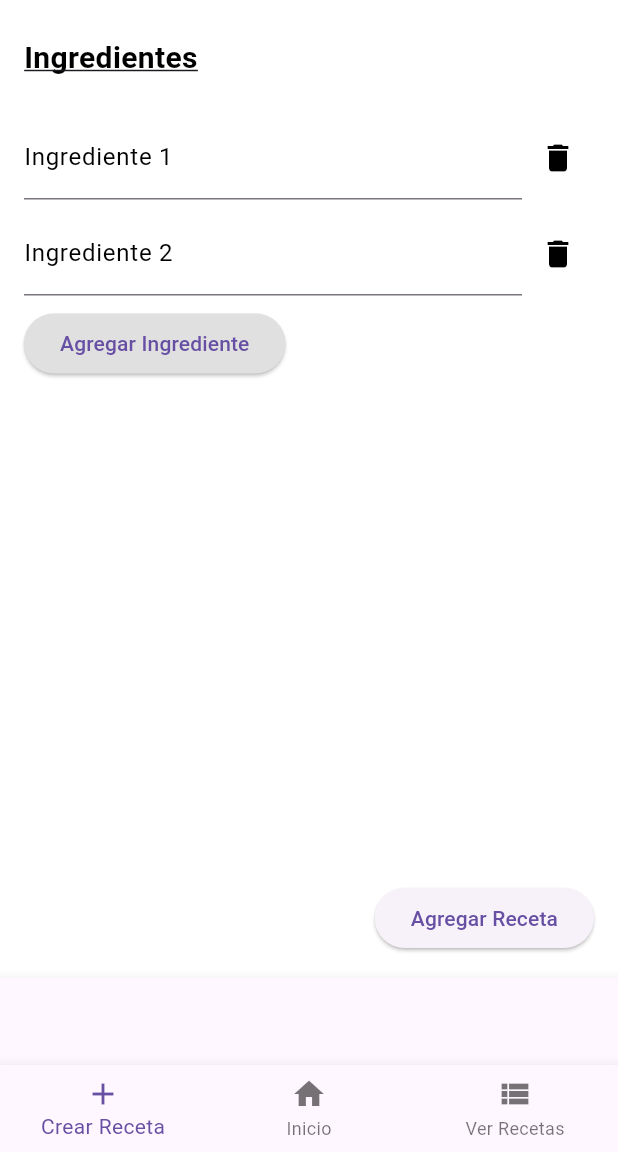
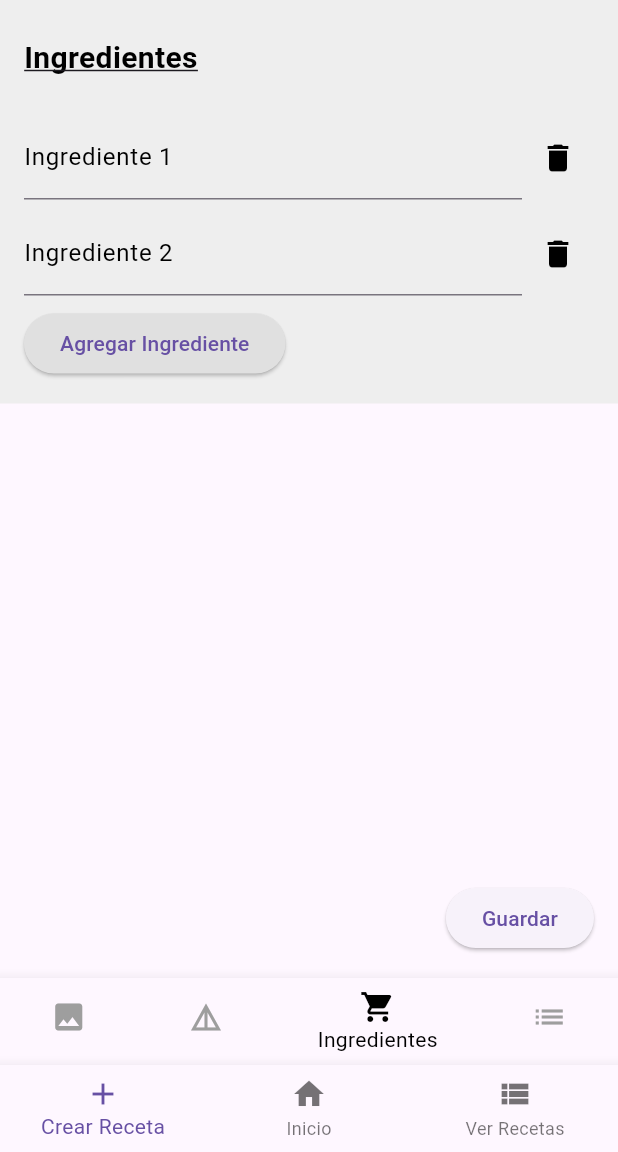
Before and after one commit to Guilleerv/CookApp, a Flutter app: the MyHomePage screen opened directly, item 3 of the bottom bar chosen, after a tap on "Agregar Ingrediente", on a phone screen of 412 x 824 dp, the part 84-1236 px from its top. Run offline on Flutter 3.47's test engine with Material 3 defaults, Android fonts, the phone set to English and light mode, and no system bars; our stand-ins replace cloud_firestore, firebase_core, firebase_storage, image_picker; accounts and stored records are empty.

Commit message:
version1.0

```diff
--- a/lib/screens/creation_recipe.dart
+++ b/lib/screens/creation_recipe.dart
@@ -103,7 +103,6 @@ class _RecipesCreationState extends State<RecipesCreation> {
             IngredientsPage(ingredientControllers: _ingredientControllers),
             StepsPage(
               stepDescriptionControllers: _stepDescriptionControllers,
-              onImagePicked: _pickImage,
             ),
           ],
           onPageChanged: (index) {
@@ -117,6 +116,11 @@ class _RecipesCreationState extends State<RecipesCreation> {
           onTap: (index) {
             _pageController.jumpToPage(index);
           },
+          backgroundColor: Colors.green,
+          selectedItemColor:
+              Colors.black, // Color del ícono y label seleccionados
+          unselectedItemColor:
+              Colors.grey, // Color del ícono y label no seleccionados
           items: const [
             BottomNavigationBarItem(
               icon: Icon(Icons.photo),
@@ -131,7 +135,7 @@ class _RecipesCreationState extends State<RecipesCreation> {
               label: 'Ingredientes',
             ),
             BottomNavigationBarItem(
-              icon: Icon(Icons.list),
+              icon: Icon(Icons.list), // Color del ícono
               label: 'Pasos',
             ),
           ],
@@ -148,7 +152,7 @@ class _RecipesCreationState extends State<RecipesCreation> {
               ),
             );
           },
-          child: Text('Agregar Receta'),
+          child: const Text('Guardar'),
         ),
       ),
     );
@@ -165,13 +169,12 @@ class PhotoPage extends StatefulWidget {
 }
 
 class _PhotoPageState extends State<PhotoPage> {
-  final ImagePicker _picker = ImagePicker();
   File? _image;
 
   @override
   Widget build(BuildContext context) {
     return Container(
-      color: Colors.white,
+      color: Colors.grey[200], // Cambiado a un color gris claro
       height: 200,
       alignment: Alignment.center,
       child: Column(
@@ -181,10 +184,12 @@ class _PhotoPageState extends State<PhotoPage> {
               ? kIsWeb
                   ? Image.network(_image!.path, height: 100, width: 100)
                   : Image.file(_image!, height: 100, width: 100)
-              : Text('Selecciona una foto'),
+              : const Text('Selecciona una foto',
+                  style: TextStyle(
+                      color: Colors.black)), // Añadido un estilo para el texto
           ElevatedButton(
             onPressed: widget.onImagePicked,
-            child: Text('Seleccionar Foto'),
+            child: const Text('Seleccionar Foto'),
           ),
         ],
       ),
@@ -208,55 +213,56 @@ class RecipeDetailsPage extends StatelessWidget {
 
   @override
   Widget build(BuildContext context) {
-    return Container(
+    return SingleChildScrollView(
+      child: Container(
         color: Colors.white,
         padding: const EdgeInsets.all(16.0),
         child: Column(
           crossAxisAlignment: CrossAxisAlignment.start,
           children: [
-          _SectionTitle('Detalles de la Receta'),
-          SizedBox(height: 16),
+            const _SectionTitle('Detalles de la Receta'),
+            const SizedBox(height: 16),
             TextField(
               controller: titleController,
-            style: TextStyle(color: Colors.black),
-            decoration: InputDecoration(
+              style: const TextStyle(color: Colors.black),
+              decoration: const InputDecoration(
                 labelText: 'Título',
                 labelStyle: TextStyle(color: Colors.black),
                 hintText: 'Ej: Lasaña Boloñesa.',
               ),
             ),
-          SizedBox(height: 16),
+            const SizedBox(height: 16),
             TextField(
               controller: descriptionController,
-            style: TextStyle(color: Colors.black),
+              style: const TextStyle(color: Colors.black),
               maxLines: 4,
-            decoration: InputDecoration(
+              decoration: const InputDecoration(
                 labelText: 'Descripción',
                 labelStyle: TextStyle(color: Colors.black),
                 hintText:
                     'Ej: Receta de rica lasaña boloñesa que me enseñó a hacer mi madre.',
               ),
             ),
-          SizedBox(height: 16),
+            const SizedBox(height: 16),
             Row(
               children: [
                 Expanded(
                   child: TextField(
                     controller: peopleController,
-                  style: TextStyle(color: Colors.black),
-                  decoration: InputDecoration(
+                    style: const TextStyle(color: Colors.black),
+                    decoration: const InputDecoration(
                       labelText: 'Cantidad de Personas',
                       labelStyle: TextStyle(color: Colors.black),
                       hintText: 'Ej: 4-6 personas',
                     ),
                   ),
                 ),
-              SizedBox(width: 16),
+                const SizedBox(width: 16),
                 Expanded(
                   child: TextField(
                     controller: timeController,
-                  style: TextStyle(color: Colors.black),
-                  decoration: InputDecoration(
+                    style: const TextStyle(color: Colors.black),
+                    decoration: const InputDecoration(
                       labelText: 'Tiempo de Elaboración',
                       labelStyle: TextStyle(color: Colors.black),
                       hintText: 'Ej: 1 hora 15 minutos',
@@ -267,11 +273,11 @@ class RecipeDetailsPage extends StatelessWidget {
             ),
           ],
         ),
+      ),
     );
   }
 }
 
-// Página para los ingredientes
 class IngredientsPage extends StatefulWidget {
   final List<TextEditingController> ingredientControllers;
 
@@ -285,15 +291,17 @@ class IngredientsPage extends StatefulWidget {
 class _IngredientsPageState extends State<IngredientsPage> {
   @override
   Widget build(BuildContext context) {
-    return Container(
-      color: Colors.white,
+    return SingleChildScrollView(
+      child: Container(
+        color: Colors.grey[200], // Cambiado a un color gris claro
         padding: const EdgeInsets.all(16.0),
         child: Center(
           child: Column(
             crossAxisAlignment: CrossAxisAlignment.start,
             children: [
-            _SectionTitle('Ingredientes'),
-            SizedBox(height: 16),
+              const _SectionTitle('Ingredientes',
+                  textColor: Colors.black), // Añadido el color del texto
+              const SizedBox(height: 16),
               for (int i = 0; i < widget.ingredientControllers.length; i++)
                 Column(
                   children: [
@@ -302,16 +310,16 @@ class _IngredientsPageState extends State<IngredientsPage> {
                         Expanded(
                           child: TextField(
                             controller: widget.ingredientControllers[i],
-                          style: TextStyle(color: Colors.black),
+                            style: const TextStyle(color: Colors.black),
                             decoration: InputDecoration(
                               labelText: 'Ingrediente ${i + 1}',
-                            labelStyle: TextStyle(color: Colors.black),
+                              labelStyle: const TextStyle(color: Colors.black),
                               hintText: 'Ej: 500 grs de carne',
                             ),
                           ),
                         ),
                         IconButton(
-                        icon: Icon(Icons.delete),
+                          icon: const Icon(Icons.delete),
                           color: Colors.black,
                           onPressed: () {
                             setState(() {
@@ -321,7 +329,7 @@ class _IngredientsPageState extends State<IngredientsPage> {
                         ),
                       ],
                     ),
-                  SizedBox(height: 8),
+                    const SizedBox(height: 8),
                   ],
                 ),
               ElevatedButton(
@@ -330,7 +338,7 @@ class _IngredientsPageState extends State<IngredientsPage> {
                     widget.ingredientControllers.add(TextEditingController());
                   });
                 },
-              child: Text('Agregar Ingrediente'),
+                child: const Text('Agregar Ingrediente'),
                 style: ElevatedButton.styleFrom(
                   primary: Colors.grey[300],
                 ),
@@ -338,19 +346,17 @@ class _IngredientsPageState extends State<IngredientsPage> {
             ],
           ),
         ),
+      ),
     );
   }
 }
 
-// Página para los pasos
 class StepsPage extends StatefulWidget {
   final List<TextEditingController> stepDescriptionControllers;
-  final VoidCallback onImagePicked;
 
   const StepsPage({
     Key? key,
     required this.stepDescriptionControllers,
-    required this.onImagePicked,
   }) : super(key: key);
 
   @override
@@ -360,37 +366,33 @@ class StepsPage extends StatefulWidget {
 class _StepsPageState extends State<StepsPage> {
   @override
   Widget build(BuildContext context) {
-    return Container(
-      color: Colors.white,
+    return SingleChildScrollView(
+      child: Container(
+        color: Colors.grey[200],
         padding: const EdgeInsets.all(16.0),
         child: Center(
           child: Column(
             crossAxisAlignment: CrossAxisAlignment.start,
             children: [
-            _SectionTitle('Pasos a Seguir'),
-            SizedBox(height: 16),
+              const _SectionTitle('Pasos a Seguir', textColor: Colors.black),
+              const SizedBox(height: 16),
               for (int i = 0; i < widget.stepDescriptionControllers.length; i++)
                 Column(
                   children: [
                     TextField(
                       controller: widget.stepDescriptionControllers[i],
-                    style: TextStyle(color: Colors.black),
+                      style: const TextStyle(color: Colors.black),
                       decoration: InputDecoration(
                         labelText: 'Paso ${i + 1}',
-                      labelStyle: TextStyle(
+                        labelStyle: const TextStyle(
                           color: Colors.black,
                         ),
                         hintText:
                             'Ej: En una olla grande calentar el Sofrito Gourmet junto a la zanahoria, el apio y tocino (opcional).',
                       ),
                     ),
-                  // Aquí puedes agregar el botón para seleccionar una imagen asociada al paso
-                  ElevatedButton(
-                    onPressed: widget.onImagePicked,
-                    child: Text('Seleccionar Imagen para el Paso ${i + 1}'),
-                  ),
                     IconButton(
-                    icon: Icon(Icons.delete),
+                      icon: const Icon(Icons.delete),
                       color: Colors.black,
                       onPressed: () {
                         setState(() {
@@ -398,7 +400,7 @@ class _StepsPageState extends State<StepsPage> {
                         });
                       },
                     ),
-                  SizedBox(height: 16),
+                    const SizedBox(height: 16),
                   ],
                 ),
               ElevatedButton(
@@ -408,23 +410,24 @@ class _StepsPageState extends State<StepsPage> {
                         .add(TextEditingController());
                   });
                 },
-              child: Text('Agregar Paso'),
                 style: ElevatedButton.styleFrom(
-                primary: Colors.grey[300],
+                  backgroundColor: Colors.grey[300],
                 ),
+                child: const Text('Agregar Paso'),
               ),
             ],
+          ),
         ),
       ),
     );
   }
 }
 
-// Widget para el título de una sección
 class _SectionTitle extends StatelessWidget {
   final String title;
+  final Color textColor;
 
-  const _SectionTitle(this.title);
+  const _SectionTitle(this.title, {this.textColor = Colors.black});
 
   @override
   Widget build(BuildContext context) {
@@ -433,7 +436,7 @@ class _SectionTitle extends StatelessWidget {
       child: Text(
         title,
         style: TextStyle(
-          color: Colors.black,
+          color: textColor,
           fontSize: 20,
           fontWeight: FontWeight.bold,
           decoration: TextDecoration.underline,
@@ -449,6 +452,6 @@ class MyApp extends StatelessWidget {
 
   @override
   Widget build(BuildContext context) {
-    return RecipesCreation();
+    return const RecipesCreation();
   }
 }
```
Also changed, not shown: lib/screens/carousel_screen.dart (+4 -4 lines), lib/screens/view_screnn.dart (+13 -2 lines), lib/widgets/detallesreceta.dart (added, +84 -0 lines). Lines whose indentation alone changed are shown as unchanged.
